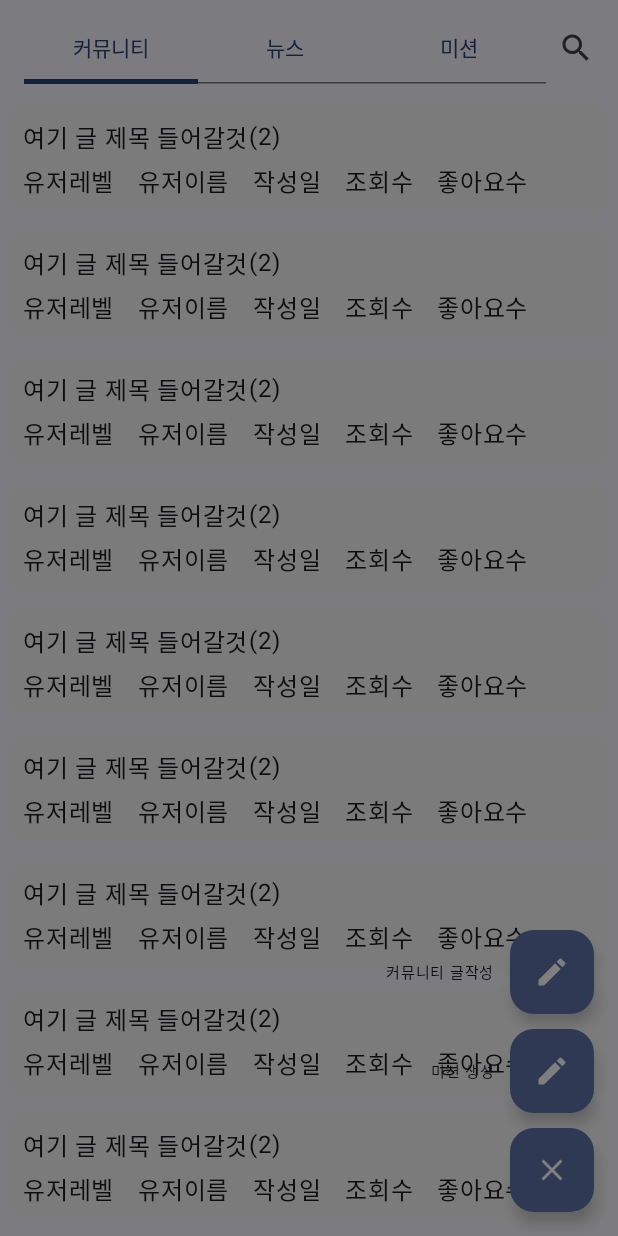
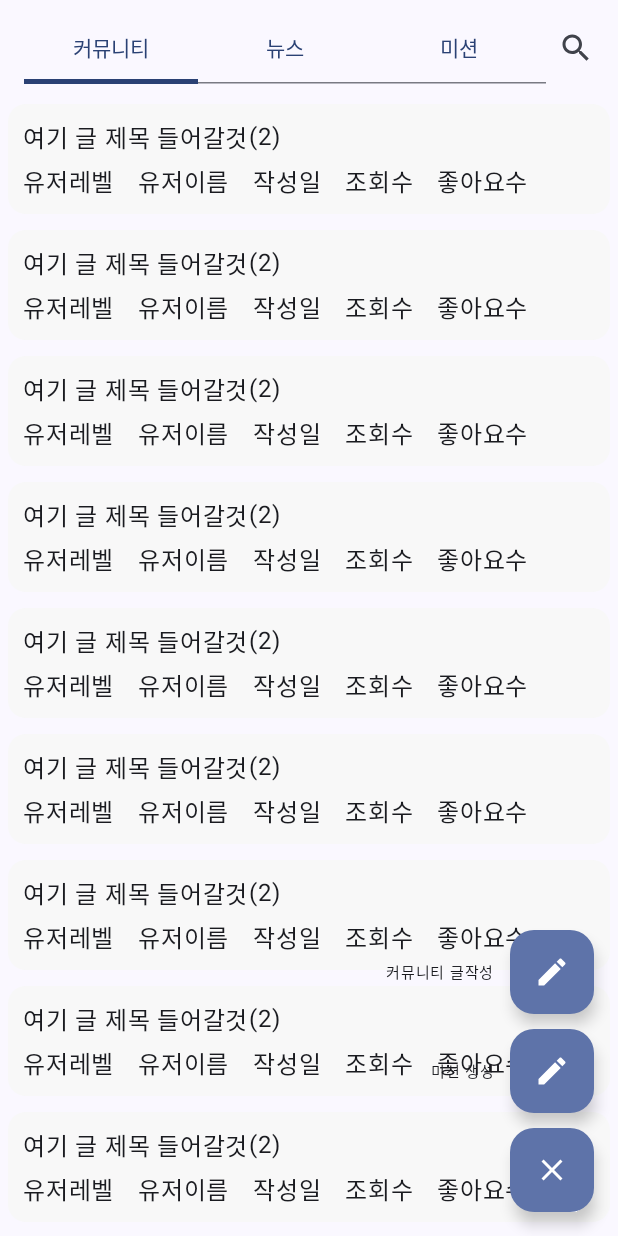
Before and after one commit to COINKIRI/coinkiri-android-demo, an Android app built with Jetpack Compose: the composable PostScreen shown on its own in the app's theme, after a tap on "Add", on a phone screen of 412 x 824 dp. Run offline under Robolectric (Android 15) with nearby library versions, the phone set to English and light mode, and no system bars.

```diff
--- a/app/src/main/java/com/cokiri/coinkiri/presentation/post/CommunityCard.kt
+++ b/app/src/main/java/com/cokiri/coinkiri/presentation/post/CommunityCard.kt
@@ -10,11 +10,8 @@ import androidx.compose.material3.CardDefaults
 import androidx.compose.material3.Text
 import androidx.compose.runtime.Composable
 import androidx.compose.ui.Modifier
-import androidx.compose.ui.tooling.preview.Preview
 import androidx.compose.ui.unit.dp
-import androidx.navigation.NavHostController
 import com.cokiri.coinkiri.ui.theme.CoinkiriBackground
-import com.cokiri.coinkiri.util.COMMUNITYDETAIL
 
 @Composable
 fun CommunityCard(
--- a/app/src/main/java/com/cokiri/coinkiri/presentation/post/CommunityDetailScreen.kt
+++ b/app/src/main/java/com/cokiri/coinkiri/presentation/post/CommunityDetail.kt
@@ -16,7 +16,7 @@ import androidx.navigation.NavHostController
 
 @OptIn(ExperimentalMaterial3Api::class)
 @Composable
-fun CommunityDetailScreen(
+fun CommunityDetail(
     navController: NavHostController
 ) {
     Scaffold(
--- a/app/src/main/java/com/cokiri/coinkiri/presentation/post/PostScreen.kt
+++ b/app/src/main/java/com/cokiri/coinkiri/presentation/post/PostScreen.kt
@@ -1,12 +1,8 @@
 package com.cokiri.coinkiri.presentation.post
 
-import androidx.compose.foundation.background
-import androidx.compose.foundation.clickable
 import androidx.compose.foundation.layout.Arrangement
-import androidx.compose.foundation.layout.Box
 import androidx.compose.foundation.layout.Column
 import androidx.compose.foundation.layout.Row
-import androidx.compose.foundation.layout.fillMaxSize
 import androidx.compose.foundation.layout.padding
 import androidx.compose.foundation.layout.size
 import androidx.compose.foundation.layout.wrapContentSize
@@ -34,13 +30,12 @@ import androidx.compose.runtime.remember
 import androidx.compose.runtime.setValue
 import androidx.compose.ui.Alignment
 import androidx.compose.ui.Modifier
-import androidx.compose.ui.graphics.Color
 import androidx.compose.ui.graphics.vector.ImageVector
 import androidx.compose.ui.unit.dp
 import androidx.compose.ui.unit.sp
 import androidx.navigation.NavHostController
-import com.cokiri.coinkiri.util.COMMUNITYDETAIL
-import com.cokiri.coinkiri.util.FOLLOW
+import com.cokiri.coinkiri.util.COMMUNITY_DETAIL
+import com.cokiri.coinkiri.util.COMMUNITY_WRITE
 
 @OptIn(ExperimentalMaterial3Api::class)
 @Composable
@@ -86,24 +81,30 @@ fun PostScreen(
             }
         },
         floatingActionButton = {
-            FloatingActionMenu(isMenuExpanded) { isMenuExpanded = !isMenuExpanded }
+            FloatingActionMenu(
+                isMenuExpanded,
+                navController
+            ) {
+                isMenuExpanded = !isMenuExpanded
+            }
         }
     )
 
-    // 배경이 어두운 투명색으로 변하는 효과
-    if (isMenuExpanded) {
-        Box(
-            modifier = Modifier
-                .fillMaxSize()
-                .background(Color.Black.copy(alpha = 0.5f))
-                .clickable(onClick = { isMenuExpanded = false })
-        )
-    }
+//    // 배경이 어두운 투명색으로 변하는 효과
+//    if (isMenuExpanded) {
+//        Box(
+//            modifier = Modifier
+//                .fillMaxSize()
+//                .background(Color.Black.copy(alpha = 0.5f))
+//                .clickable(onClick = { isMenuExpanded = false })
+//        )
+//    }
 }
 
 @Composable
 fun FloatingActionMenu(
     isMenuExpanded: Boolean,
+    navController: NavHostController,
     onMenuToggle: () -> Unit
 ) {
     if (!isMenuExpanded) {
@@ -125,7 +126,7 @@ fun FloatingActionMenu(
             FloatingActionButtonWithLabel(
                 label = "커뮤니티 글작성",
                 icon = Icons.Default.Create,
-                onClick = { /*TODO*/ }
+                onClick = { navController.navigate(COMMUNITY_WRITE) }
             )
             FloatingActionButtonWithLabel(
                 label = "미션 생성",
@@ -174,7 +175,7 @@ fun FloatingActionButtonWithLabel(
 fun CommunityList(navController: NavHostController) {
     LazyColumn {
         items(30) {
-            CommunityCard(onclick = {navController.navigate(COMMUNITYDETAIL)})
+            CommunityCard(onclick = {navController.navigate(COMMUNITY_DETAIL)})
         }
     }
 }
--- a/app/src/main/java/com/cokiri/coinkiri/util/Const.kt
+++ b/app/src/main/java/com/cokiri/coinkiri/util/Const.kt
@@ -10,4 +10,5 @@ const val PROFILE = "PROFILE"
 const val FOLLOW = "FOLLOW"
 
 
-const val COMMUNITYDETAIL = "COMMUNITYDETAIL"
+const val COMMUNITY_DETAIL = "COMMUNITY_DETAIL"
+const val COMMUNITY_WRITE = "COMMUNITY_WRITE"
```
Also changed, not shown: app/src/main/java/com/cokiri/coinkiri/presentation/post/CommunityWrite.kt (added, +43 -0 lines), app/src/main/java/com/cokiri/coinkiri/ui/navigation/GraphPost.kt (+7 -11 lines).
